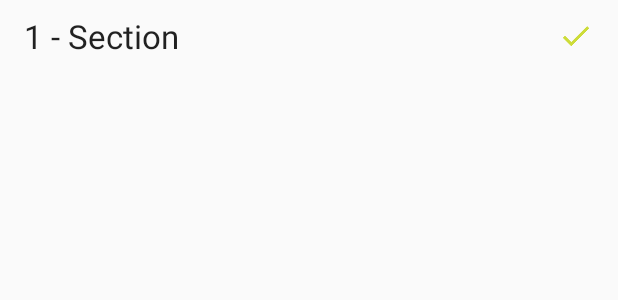
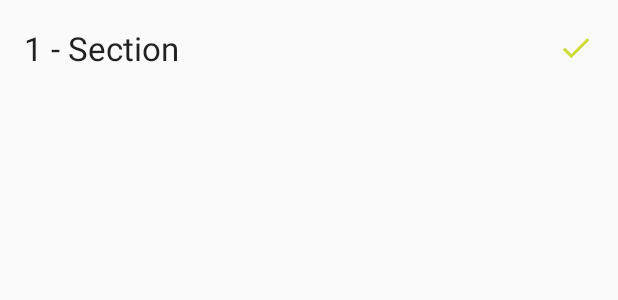
Before and after one commit to hick209/TechForm, an Android app: the layout item_form_section.xml on its own in the app's theme, with its tools: preview values and no code run, on a phone screen of 412 x 824 dp. Shown: the top 300 px of the screen. Run offline under Robolectric (Android 15) with nearby library versions, the phone set to English and light mode, and no system bars; network calls fail.

Commit message:
Small interface tweaks

```diff
--- a/app/src/main/res/layout/activity_section_questions.xml
+++ b/app/src/main/res/layout/activity_section_questions.xml
@@ -24,7 +24,8 @@
 			android:id="@+id/tabLayout"
 			android:layout_width="match_parent"
 			android:layout_height="wrap_content"
-			android:theme="@style/ThemeOverlay.AppCompat.Dark.ActionBar"/>
+			android:theme="@style/ThemeOverlay.AppCompat.Dark.ActionBar"
+			app:tabMode="scrollable"/>
 	</android.support.design.widget.AppBarLayout>
 
 	<android.support.v4.view.ViewPager
--- a/app/src/main/res/layout/fragment_form_sections.xml
+++ b/app/src/main/res/layout/fragment_form_sections.xml
@@ -24,8 +24,6 @@
 		<ListView
 			android:layout_width="match_parent"
 			android:layout_height="match_parent"
-			android:divider="@null"
-			android:dividerHeight="8dp"
 			app:adapter="@{viewModel.adapter}"
 			app:onItemClick="@{viewModel}"
 			style="@style/List"/>
--- a/app/src/main/res/layout/item_form_section.xml
+++ b/app/src/main/res/layout/item_form_section.xml
@@ -15,7 +15,7 @@
 		android:layout_height="wrap_content"
 		android:paddingStart="?android:attr/listPreferredItemPaddingStart"
 		android:paddingEnd="?android:attr/listPreferredItemPaddingEnd"
-		android:minHeight="?android:attr/listPreferredItemHeightSmall"
+		android:minHeight="?android:attr/listPreferredItemHeight"
 		android:gravity="center_vertical"
 		android:text="@{viewModel.text}"
 		android:textAppearance="?android:textAppearanceLarge"
```
